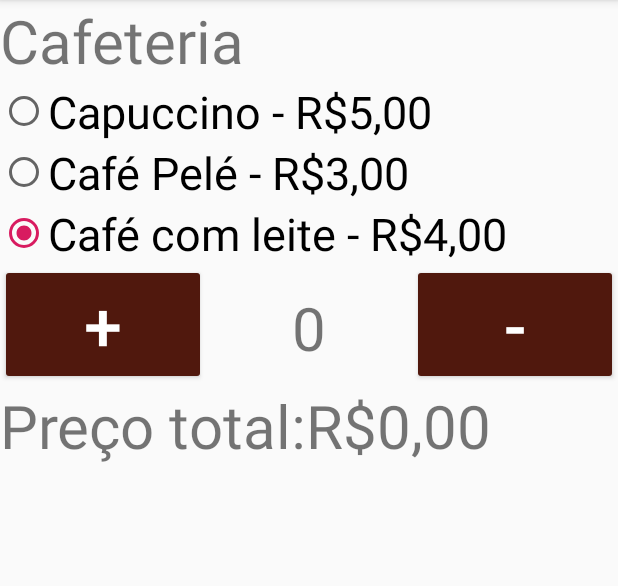
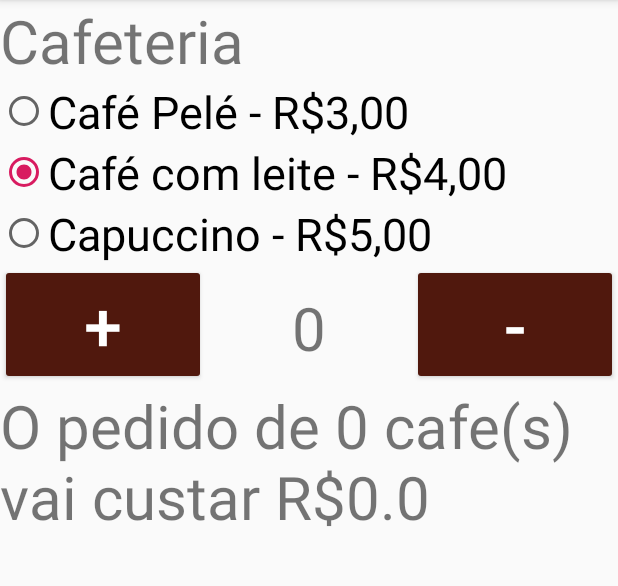
Before and after one commit to tuizoca/atividade3_DSPM, an Android app: the screen it shows after launch (MainActivity), after a tap on "Café com leite - R$4,00", on a phone screen of 412 x 824 dp, the part 84-670 px from its top. Run offline under Robolectric (Android 15) with nearby library versions, the phone set to English and light mode, and no system bars; 2 other taps on this screen came first.

```diff
--- a/app/src/main/java/com/example/atividade3dspm/MainActivity.java
+++ b/app/src/main/java/com/example/atividade3dspm/MainActivity.java
@@ -1,19 +1,27 @@
 package com.example.atividade3dspm;
 
 
+import android.content.Intent;
+import android.provider.MediaStore;
 import android.support.v7.app.AppCompatActivity;
 import android.os.Bundle;
 import android.view.View;
+import android.widget.Button;
+import android.widget.RadioButton;
 import android.widget.TextView;
 
 public class MainActivity extends AppCompatActivity {
     int qtd=0;
     float prec = 3;
+
     @Override
 
     protected void onCreate(Bundle savedInstanceState) {
         super.onCreate(savedInstanceState);
         setContentView(R.layout.activity_main);
+
+
+
     }
     public void adicionar(View view){
         TextView textView = findViewById(R.id.qdt);
@@ -21,7 +29,7 @@ public class MainActivity extends AppCompatActivity {
         float total=(qtd*prec);
         textView.setText(""+qtd);
         TextView textView1 = findViewById(R.id.tot);
-        textView1.setText("Valor total:R$"+total);
+        textView1.setText("O pedido de "+qtd+" cafe(s) vai custar R$"+total);
     }
 
     public void remover(View view){
@@ -30,20 +38,31 @@ public class MainActivity extends AppCompatActivity {
         float total=(qtd*prec);
         textView.setText(""+qtd);
         TextView textView1 = findViewById(R.id.tot);
-        textView1.setText("Valor total:R$"+total);
+        textView1.setText("O pedido de "+qtd+" cafe(s) vai custar R$"+total);
     }
 
     public void setpreco(View view){
-        if(findViewById(R.id.caf1).isSelected() == true){
+        if(((RadioButton) findViewById(R.id.caf1)).isChecked() == true){
             prec = 3;
+            float total = qtd*prec;
+            TextView textView = findViewById(R.id.tot);
+            textView.setText("O pedido de "+qtd+" cafe(s) vai custar R$"+total);
+
         }
-        else if(findViewById(R.id.caf2).isSelected() == true){
+        else if( ((RadioButton) findViewById(R.id.caf2)).isChecked() == true){
             prec = 4;
+            float total = qtd*prec;
+            TextView textView = findViewById(R.id.tot);
+            textView.setText("O pedido de "+qtd+" cafe(s) vai custar R$"+total);
         }
-        else if(findViewById(R.id.caf3).isSelected() == true){
+        else if( ((RadioButton) findViewById(R.id.caf3)).isChecked() == true){
             prec = 5;
+            float total = qtd*prec;
+            TextView textView = findViewById(R.id.tot);
+            textView.setText("O pedido de "+qtd+" cafe(s) vai custar R$"+total);
         }
 
     }
 
+
 }
--- a/app/src/main/res/layout/activity_main.xml
+++ b/app/src/main/res/layout/activity_main.xml
@@ -28,22 +28,12 @@
             android:layout_height="wrap_content">
 
             <RadioButton
-                android:id="@+id/caf3"
-                android:layout_width="wrap_content"
-                android:layout_height="wrap_content"
-                android:onClick="setPreco"
-                android:text="Capuccino - R$5,00"
-                android:textSize="30dp"
-                android:checked="true"/>
-
-
-            <RadioButton
                 android:id="@+id/caf1"
                 android:layout_width="wrap_content"
                 android:layout_height="wrap_content"
+                android:onClick="setpreco"
                 android:text="Café Pelé - R$3,00"
                 android:textSize="30dp"
-                android:onClick="setpreco"
 
                 />
 
@@ -51,11 +41,21 @@
                 android:id="@+id/caf2"
                 android:layout_width="wrap_content"
                 android:layout_height="wrap_content"
+                android:layout_above="@+id/butt"
                 android:onClick="setpreco"
                 android:text="Café com leite - R$4,00"
-                android:textSize="30dp"
 
-                />
+                android:textSize="30dp" />
+
+            <RadioButton
+                android:id="@+id/caf3"
+                android:layout_width="wrap_content"
+                android:layout_height="wrap_content"
+                android:layout_below="@+id/butt"
+                android:onClick="setpreco"
+                android:text="Capuccino - R$5,00"
+                android:textSize="30dp" />
+
 
         </RadioGroup>
 
@@ -106,7 +106,7 @@
         <TextView
             android:layout_width="wrap_content"
             android:layout_height="wrap_content"
-            android:text="Preço total:R$0,00"
+            android:text=""
             android:textSize="40dp"
             android:id="@+id/tot"
             />
@@ -118,4 +118,6 @@
 
 
 
+
+
 </LinearLayout>
```
